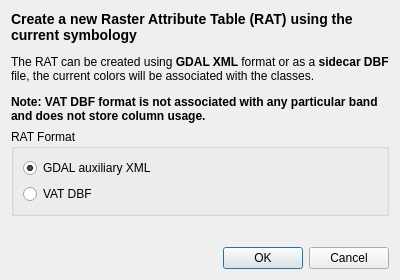
Old version of the form dialogs/Ui_CreateRasterAttributeTableDialog.ui in the repository noaa-ocs-hydrography/qgis-raster-attribute-table-plugin.
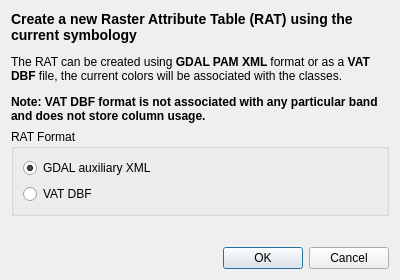
New version of the form.

Commit message: Fix read colors and min/max in DBF format

Patch:
```diff
--- a/dialogs/Ui_CreateRasterAttributeTableDialog.ui
+++ b/dialogs/Ui_CreateRasterAttributeTableDialog.ui
@@ -23,7 +23,7 @@
    <item>
     <widget class="QLabel" name="label">
      <property name="text">
-      <string>&lt;html&gt;&lt;head/&gt;&lt;body&gt;&lt;h3 style=&quot; margin-top:14px; margin-bottom:12px; margin-left:0px; margin-right:0px; -qt-block-indent:0; text-indent:0px;&quot;&gt;&lt;span style=&quot; font-size:12pt; font-weight:600;&quot;&gt;Create a new Raster Attribute Table (RAT) using the current symbology&lt;/span&gt;&lt;/h3&gt;&lt;p&gt;The RAT can be created using &lt;span style=&quot; font-weight:600;&quot;&gt;GDAL XML &lt;/span&gt;format or as a &lt;span style=&quot; font-weight:600;&quot;&gt;sidecar DBF&lt;/span&gt; file, the current colors will be associated with the classes.&lt;/p&gt;
+                        <string>&lt;html&gt;&lt;head/&gt;&lt;body&gt;&lt;h3 style=&quot; margin-top:14px; margin-bottom:12px; margin-left:0px; margin-right:0px; -qt-block-indent:0; text-indent:0px;&quot;&gt;&lt;span style=&quot; font-size:12pt; font-weight:600;&quot;&gt;Create a new Raster Attribute Table (RAT) using the current symbology&lt;/span&gt;&lt;/h3&gt;&lt;p&gt;The RAT can be created using &lt;span style=&quot; font-weight:600;&quot;&gt;GDAL PAM XML &lt;/span&gt;format or as a &lt;span style=&quot; font-weight:600;&quot;&gt;VAT DBF&lt;/span&gt; file, the current colors will be associated with the classes.&lt;/p&gt;
 &lt;p&gt;&lt;b&gt;Note: VAT DBF format is not associated with any particular band and does not store column usage.&lt;/b&gt;&lt;/p&gt;
 &lt;/body&gt;&lt;/html&gt;</string>
      </property>
```
Lines whose indentation alone changed are shown as unchanged. The commit also changes 5 other files.
